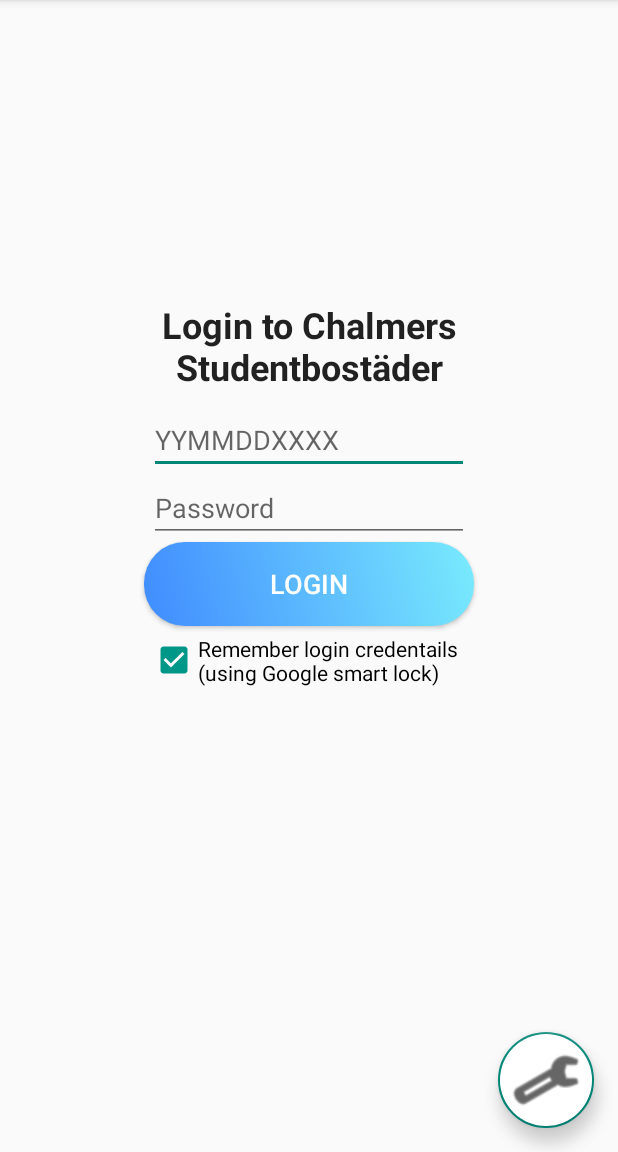
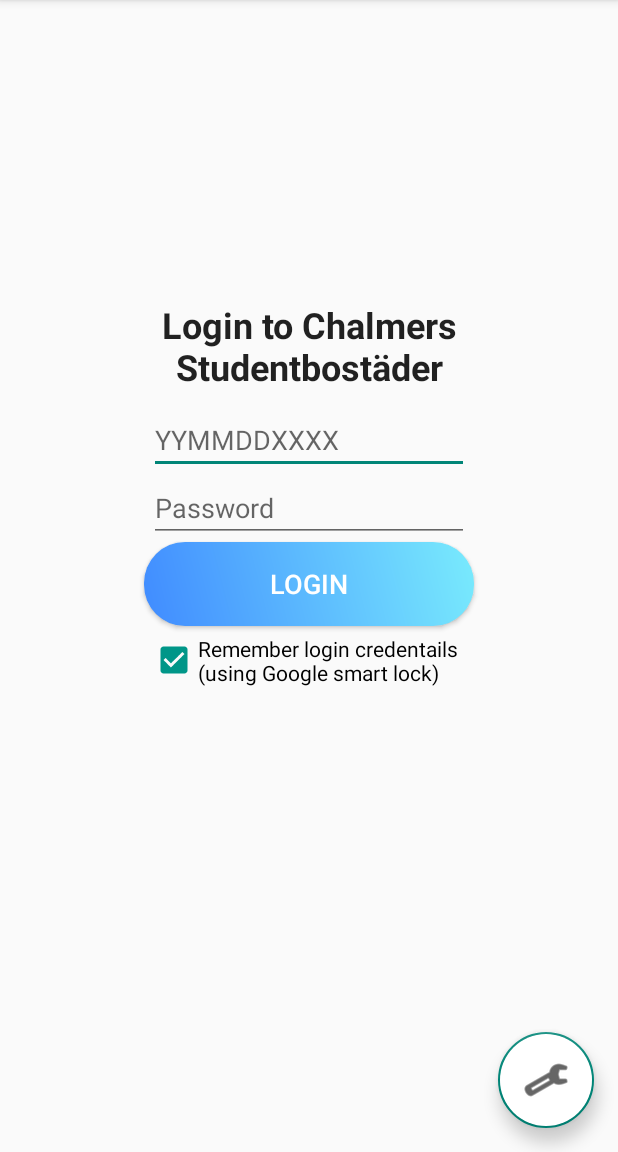
Before and after one commit to ErikLjungdahl/OpenCSB, an Android app: the screen it shows after launch (MainActivity), on a phone screen of 412 x 824 dp, the part 84-1236 px from its top. Run offline under Robolectric (Android 15) with nearby library versions, the light colour scheme and no system bars; our stand-ins replace Volley; libraries missing offline, so code that uses them is left out: br.com.simplepass; plain views replace CircularProgressButton; 3 statements that could not run were skipped.

Commit message:
Visual fix

```diff
--- a/app/src/main/res/layout/activity_main.xml
+++ b/app/src/main/res/layout/activity_main.xml
@@ -75,7 +75,7 @@
             app:layout_constraintBottom_toBottomOf="parent"
             app:layout_constraintEnd_toEndOf="parent"
             android:id="@+id/floatingActionButton" android:visibility="visible"
-            android:tint="#000000" android:onClick="openSettings" app:maxImageSize="48dp"
+            android:tint="#000000" android:onClick="openSettings" app:maxImageSize="32dp"
             app:fabSize="normal" app:fabCustomSize="64dp"
             app:useCompatPadding="false"
             android:focusable="auto"
```
